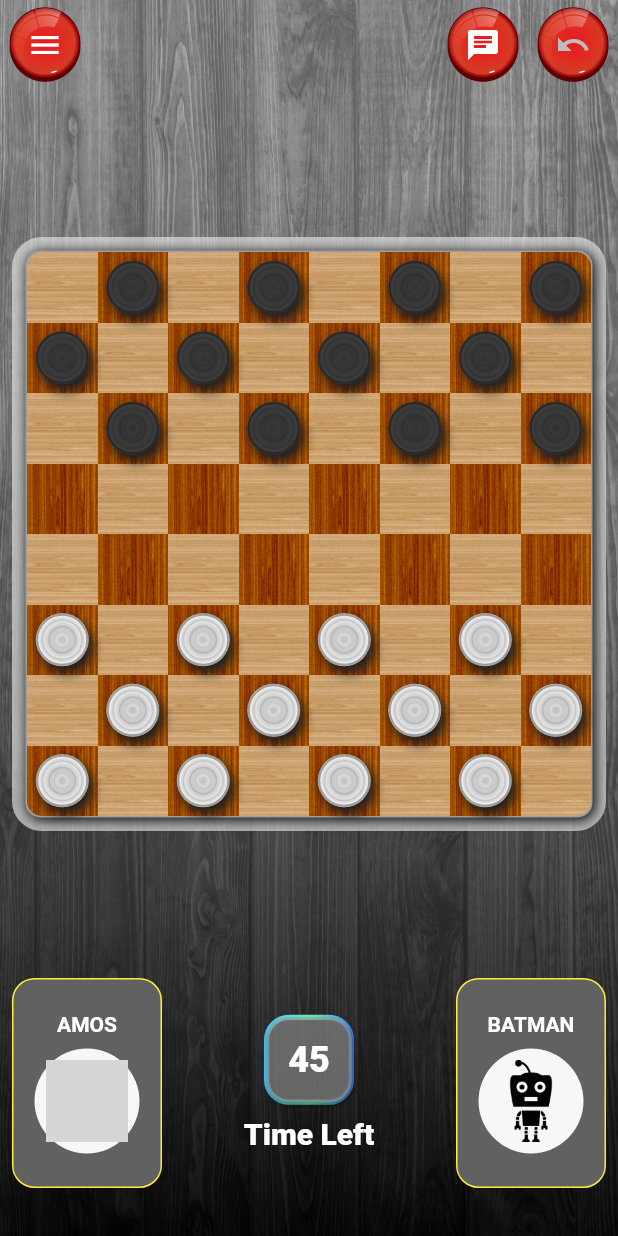
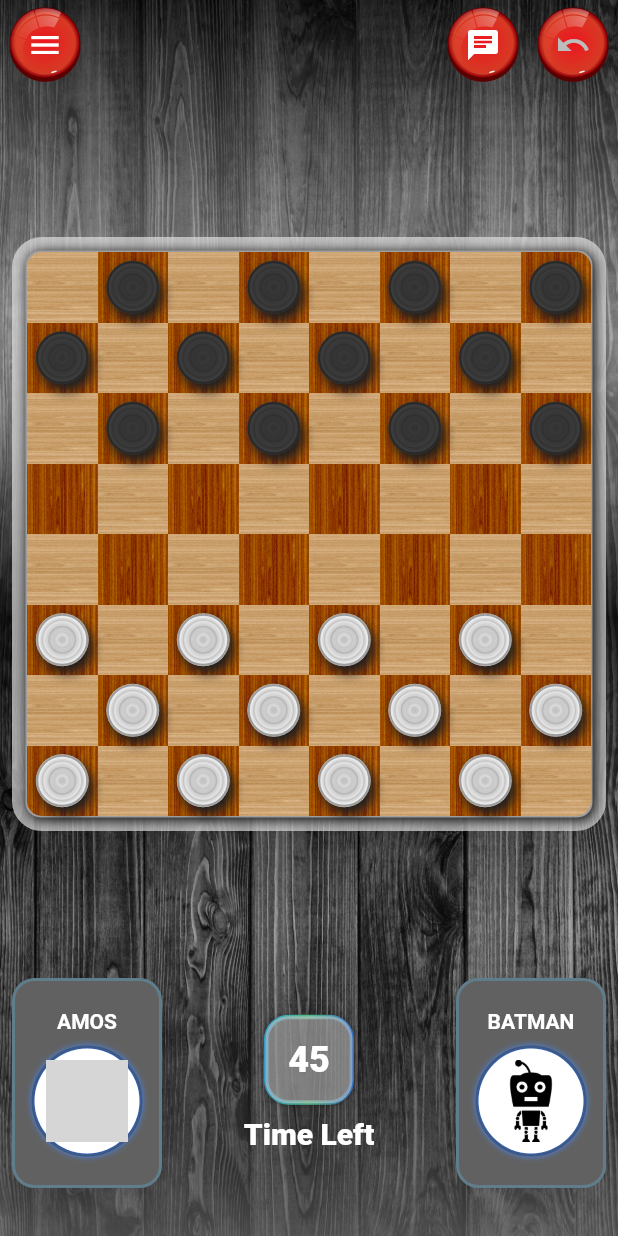
Before and after one commit to amospdev/CheckersGame, a Flutter app: the screen it shows after launch, on a phone screen of 412 x 824 dp. Run offline on Flutter 3.47's test engine with Material 2 defaults, Android fonts, the phone set to English and light mode, and no system bars; our stand-ins replace flutter_animate, flutter_svg, lottie; grey boxes are pictures that could not be loaded.

Commit message:
continue to implement the strategy pattern

```diff
--- a/lib/main.dart
+++ b/lib/main.dart
@@ -20,6 +20,8 @@ import 'package:untitled/ui/background_game.dart';
 import 'package:untitled/ui/widgets/main_game_border.dart';
 import 'package:untitled/ui/widgets/pawn/pawn_piece.dart';
 import 'package:untitled/ui/widgets/pawn/pawn_piece_animate.dart';
+import 'package:untitled/ui/widgets/pawn/status_change/pawn_player_one_dark.dart';
+import 'package:untitled/ui/widgets/pawn/status_change/pawn_player_two_light.dart';
 import 'package:untitled/ui/widgets/timer/timer.dart';
 
 void main() => runApp(
@@ -55,6 +57,8 @@ class GameBoardState extends State<GameBoard> with TickerProviderStateMixin {
 
   static const int _pawnMoveDuration = 350;
   static const double pawnAliveScale = 0.75;
+  static const Color borderCircleAvatar = Colors.black26;
+  static const Color borderRoundedPlayerCard = Colors.blueGrey;
 
   static const Offset pawnKilledScaleOffset = Offset(0.6, 0.6);
 
@@ -191,64 +195,6 @@ class GameBoardState extends State<GameBoard> with TickerProviderStateMixin {
     );
   }
 
-  Widget _pawnStatusChange({
-    required Color pawnColor,
-    required Color pawnTextColor,
-    required PawnStatus pawnStatus,
-  }) {
-    double pawnSize = 45;
-    double pawnTextScaleFactor = 0.41;
-    return SizedBox(
-      width: 73,
-      height: 60,
-      child: Column(
-        mainAxisAlignment: MainAxisAlignment.spaceAround,
-        children: [
-          Stack(
-            alignment: Alignment.center,
-            children: [
-              PawnPiece(
-                pawnColor: pawnColor,
-                isKing: false,
-                isShadow: false,
-                pawnId: "pawnId",
-                size: pawnSize,
-                isShowAnimation: false,
-              ),
-              Text(
-                pawnStatus.totalPawnsText,
-                style: TextStyle(
-                    color: pawnTextColor,
-                    fontSize: pawnSize * pawnTextScaleFactor,
-                    fontWeight: FontWeight.w500),
-              ),
-            ],
-          ),
-          Stack(
-            alignment: Alignment.center,
-            children: [
-              PawnPiece(
-                pawnColor: pawnColor,
-                isKing: true,
-                isShadow: false,
-                pawnId: "pawnId",
-                size: pawnSize,
-                isShowAnimation: false,
-              ),
-              Text(
-                pawnStatus.totalKingPawnsText,
-                style: TextStyle(
-                    color: pawnTextColor,
-                    fontSize: pawnSize * pawnTextScaleFactor,
-                    fontWeight: FontWeight.w500),
-              ),
-            ],
-          ),
-        ],
-      ),
-    );
-  }
-
   Widget _player({required String avatarPath, required String playerName}) =>
       Column(
         mainAxisAlignment: MainAxisAlignment.center,
@@ -266,12 +212,27 @@ class GameBoardState extends State<GameBoard> with TickerProviderStateMixin {
       );
 
   Widget _circleAvatarPlayer({required filePath}) {
-    return CircleAvatar(
-      radius: 35.0, // Adjust the radius as needed
-      backgroundColor: Colors.white.withOpacity(0.95),
-      child: Image.asset(
-        filePath,
-        height: 55,
+    return Container(
+      decoration: BoxDecoration(
+        shape: BoxShape.circle,
+        border: Border.all(
+          color: borderCircleAvatar, // Set the color of the border
+          width: 2, // Set the width of the border
+        ),
+        boxShadow: [
+          BoxShadow(
+            color: Colors.blueAccent.withOpacity(0.9),
+            blurRadius: 3
+          )
+        ]
+      ),
+      child: CircleAvatar(
+        radius: 35.0, // Adjust the radius as needed
+        backgroundColor: Colors.white,
+        child: Image.asset(
+          filePath,
+          height: 55,
+        ),
       ),
     );
   }
@@ -439,16 +400,16 @@ class GameBoardState extends State<GameBoard> with TickerProviderStateMixin {
                 playerName: 'AMOS',
                 pawnColor: PawnsOperation.playerOnePawnDarkColor,
                 pawnTextColor: PawnsOperation.playerOnePawnTextLightColor,
-                pawnStatusValueNotifier: gameViewModel.blackPawnStatus),
-
+                pawnStatusValueNotifier: gameViewModel.blackPawnStatus,
+                pawnStatusChange: const PawnPlayerOneDark()),
             const TurnTimer(),
             _playerPager(
                 avatarPath: 'assets/bot_1.png',
                 playerName: 'BATMAN',
                 pawnTextColor: PawnsOperation.playerTwoPawnTextDarkColor,
                 pawnColor: PawnsOperation.playerTwoPawnLightColor,
-                pawnStatusValueNotifier: gameViewModel.whitePawnStatus)
-            // Wrap PageView with SizedBox to constrain its height
+                pawnStatusValueNotifier: gameViewModel.whitePawnStatus,
+                pawnStatusChange: const PawnPlayerTwoLight())
           ],
         ),
       ),
@@ -460,7 +421,8 @@ class GameBoardState extends State<GameBoard> with TickerProviderStateMixin {
       required Color pawnTextColor,
       required String playerName,
       required Color pawnColor,
-      required ValueNotifier<PawnStatus> pawnStatusValueNotifier}) {
+      required ValueNotifier<PawnStatus> pawnStatusValueNotifier,
+      required Widget pawnStatusChange}) {
     return Container(
       height: 140,
       width: 100,
@@ -468,8 +430,8 @@ class GameBoardState extends State<GameBoard> with TickerProviderStateMixin {
         color: Colors.grey.shade700,
         borderRadius: BorderRadius.circular(15),
         border: Border.all(
-          color: Colors.yellow, // Green border
-          width: 1.0,
+          color: borderRoundedPlayerCard, // Green border
+          width: 2,
         ),
       ),
       child: PageView(
@@ -479,15 +441,7 @@ class GameBoardState extends State<GameBoard> with TickerProviderStateMixin {
             playerName: playerName,
             avatarPath: avatarPath,
           ),
-          ValueListenableBuilder<PawnStatus>(
-            valueListenable: pawnStatusValueNotifier,
-            builder: (ctx, pawnStatus, _) {
-              return _pawnStatusChange(
-                  pawnColor: pawnColor,
-                  pawnStatus: pawnStatus,
-                  pawnTextColor: pawnTextColor);
-            },
-          ),
+          pawnStatusChange
         ],
       ),
     );
--- a/lib/ui/background_game.dart
+++ b/lib/ui/background_game.dart
@@ -21,9 +21,11 @@ class BackgroundGame extends StatelessWidget {
           decoration: BoxDecoration(
             gradient: LinearGradient(
               colors: [
+                Colors.black12.withOpacity(0.6),
                 Colors.grey.shade400.withOpacity(0.5),
-                // Colors.black45,
-                Colors.black87,
+                Colors.black45.withOpacity(0.8),
+                Colors.black54.withOpacity(0.1),
+                Colors.grey.shade700.withOpacity(0.7),
               ],
               begin: Alignment.topCenter,
               end: Alignment.bottomCenter,
--- a/lib/ui/widgets/timer/timer.dart
+++ b/lib/ui/widgets/timer/timer.dart
@@ -18,7 +18,7 @@ class TurnTimer extends StatelessWidget {
               height: 60,
               child: CustomPaint(
                 painter: GradientStrokePainter(
-                  strokeWidth: 3.5, // Adjust the stroke width as needed
+                  strokeWidth: 3, // Adjust the stroke width as needed
                   gradient: const LinearGradient(
                     colors: [
                       Colors.lightBlueAccent,
@@ -31,17 +31,17 @@ class TurnTimer extends StatelessWidget {
               ),
             ),
             Container(
-              width: 57,
-              height: 57,
+              width: 58,
+              height: 58,
               alignment: Alignment.center,
               decoration: BoxDecoration(
-                  color: Colors.grey.shade500.withOpacity(0.6),
+                  color: Colors.grey.shade300.withOpacity(0.5),
                   borderRadius: BorderRadius.circular(15),
                   boxShadow: [
                     BoxShadow(
-                      offset: const Offset(1, 2),
-                      blurRadius: 1.5,
-                      color: Colors.black.withOpacity(0.4),
+                      offset: const Offset(0, 0),
+                      blurRadius: 3,
+                      color: Colors.black.withOpacity(0.5),
                     )
                   ]),
               child: const Text(
```
Also changed, not shown: lib/ui/widgets/pawn/status_change/pawn_player_one_dark.dart (added, +25 -0 lines), lib/ui/widgets/pawn/status_change/pawn_player_two_light.dart (added, +28 -0 lines), lib/ui/widgets/pawn/status_change/pawn_status_change.dart (added, +89 -0 lines).
